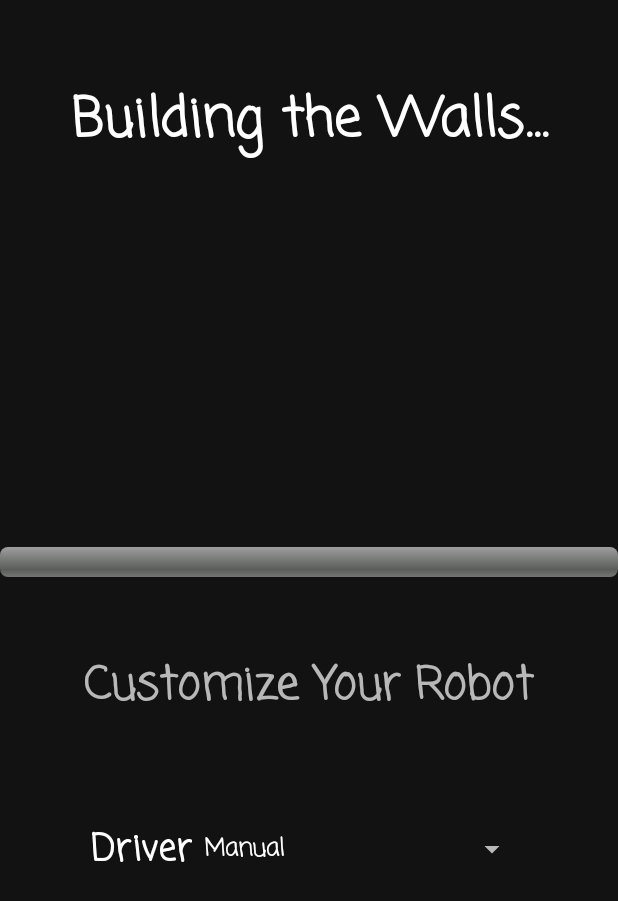
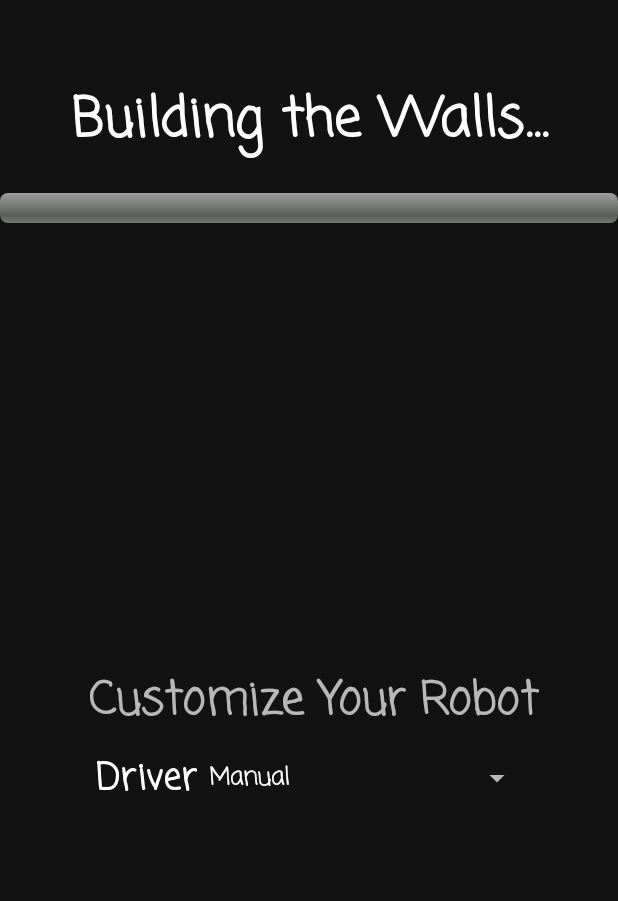
Before and after one commit to minkim2002/Maze-Game-Android, an Android app: the screen it shows after launch (GeneratingActivity), after a tap on "REVISIT", on a phone screen of 412 x 824 dp. Shown: the top 901 px of the screen. Run offline under Robolectric (Android 15) with nearby library versions, the phone set to English and light mode, and no system bars.

Commit message:
AMazeActivity fully implemented with comments for better readability

```diff
--- a/app/src/main/java/edu/wm/cs/cs301/MinKim/gui/AMazeActivity.java
+++ b/app/src/main/java/edu/wm/cs/cs301/MinKim/gui/AMazeActivity.java
@@ -1,10 +1,8 @@
-
 package edu.wm.cs.cs301.MinKim.gui;
 
 import android.app.Activity;
 import android.content.Intent;
 import android.os.Bundle;
-import android.os.StrictMode;
 import android.util.Log;
 import android.view.View;
 import android.widget.ArrayAdapter;
@@ -29,84 +27,90 @@ import edu.wm.cs.cs301.MinKim.R;
  * @author Min Kim
  * Class: AMazeActivity
  * Responsibilities: Serves as a main screen for the maze game, select a skill level, choose a builder,
- * choose whether there will be rooms or not, and connect other screens
+ * choose whether there will be rooms or not, and connect other activities
  * Collaborators: GeneratingActivity, PlayManuallyActivity, PlayAnimationActivity
  */
 public class AMazeActivity extends AppCompatActivity {
 
     /**
-     * Start the background animation, make the builder
-     * spinner with various builder options, set up the navigation buttons
+     * Create the builder spinner with various builder options,
+     * set up the navigating buttons which will generate the maze.
      * @param savedInstanceState a reference to the bundle object
      */
     @Override
     protected void onCreate(Bundle savedInstanceState) {
         super.onCreate(savedInstanceState);
-        StrictMode.setVmPolicy(new StrictMode.VmPolicy.Builder(StrictMode.getVmPolicy())
-                .detectLeakedClosableObjects()
-                .penaltyLog()
-                .build());
         setContentView(R.layout.title);
-        Log.v("Launching Maze App", "Passed");
+        Log.v("Launching Maze App", "Successful");
 
+        //Builder spinner with various builder options
         Spinner builder = findViewById(R.id.builderSpinner);
         ArrayAdapter<CharSequence> adapter = ArrayAdapter.createFromResource(this, R.array.builder, android.R.layout.simple_spinner_item);
         adapter.setDropDownViewResource(android.R.layout.simple_spinner_dropdown_item);
         builder.setAdapter(adapter);
-        Log.v("Launching Maze App", "Passed");
-        setUpNavigationButton((Button) findViewById(R.id.revisitButton));
-        setUpNavigationButton((Button) findViewById(R.id.exploreButton));
+        // Listeners for the buttons that will generate the maze
+        setGeneration((Button) findViewById(R.id.revisitButton));
+        setGeneration((Button) findViewById(R.id.exploreButton));
     }
 
-    public void setUpNavigationButton(Button navigationButton) {
-        Log.v("Launching Maze App", "yeah");
-        navigationButton.setOnClickListener(new View.OnClickListener(){
+    /**
+     * Configure the listeners for the buttons that will generate the maze
+     * @param button the button the listener resides in
+     */
+    public void setGeneration(Button button) {
+        button.setOnClickListener(new View.OnClickListener(){
             public void onClick(View view) {
-                Log.v("Launching Maze App", "Passed");
+                // receive the selected builder
                 Spinner builder = findViewById(R.id.builderSpinner);
                 String builderString = builder.getSelectedItem().toString();
-                Log.v("Launching Maze App", "Passed");
-                SeekBar skillLevel = findViewById(R.id.seekBar);
-                int lv = skillLevel.getProgress();
-
+                // receive the selected level
+                SeekBar difficultyLevel = findViewById(R.id.difficultySeekBar);
+                int lv = difficultyLevel.getProgress();
+                //receive the information about the presence of rooms
                 SwitchMaterial room = findViewById(R.id.roomSwitch);
                 boolean isRoom = room.isChecked();
 
-
+                //Generating intent with received information
                 Intent generation = new Intent(AMazeActivity.this, GeneratingActivity.class);
                 generation.putExtra("Builder", builderString);
-                generation.putExtra("SkillLevel", lv);
+                generation.putExtra("Difficulty Level", lv);
                 generation.putExtra("Room", isRoom);
 
+                //Toast as a notification about the new activity
                 Toast toast = Toast.makeText(AMazeActivity.this, "Generating maze", Toast.LENGTH_SHORT);
                 toast.show();
-                Log.v("Launching Maze App", "Passed");
                 startForResult.launch(generation);
             }
         });
     }
 
+    /**
+     * After the maze is generated, the generating activity returns the user inputted driver
+     * and robot if inputted. Then, the game starts based on the information received
+     * @param result returned information from the maze generation
+     */
     ActivityResultLauncher<Intent> startForResult = registerForActivityResult(new ActivityResultContracts.StartActivityForResult(), new ActivityResultCallback<ActivityResult>() {
         @Override
         public void onActivityResult(ActivityResult result) {
-
+            //check the code
             if (result.getResultCode() == Activity.RESULT_OK) {
                 Bundle maze = result.getData().getExtras();
-                Log.v("Launching Maze App", "Passed");
-
                 assert(maze != null) : "Error: maze configuration is not supposed to be null";
 
+                //Configure the driver and robot bases on the information received
                 String driverString = Objects.requireNonNull(maze.get("Driver")).toString();
                 String robotString = Objects.requireNonNull(maze.get("Robot")).toString();
                 Log.v("Driver Chosen", driverString);
                 Log.v("Robot Chosen", robotString);
 
+                //Game intent with given information
                 Intent game = new Intent(AMazeActivity.this,
                         (driverString.equals("Manual") ? PlayManuallyActivity.class : PlayAnimationActivity.class));
                 game.putExtra("Maze", "");
                 game.putExtra("Driver", driverString);
                 game.putExtra("Robot", robotString);
 
+                //Toast as a notification about the new activity
                 Toast toast = Toast.makeText(AMazeActivity.this, "Loading game", Toast.LENGTH_SHORT);
                 toast.show();
                 startActivity(game);
--- a/app/src/main/java/edu/wm/cs/cs301/MinKim/gui/GeneratingActivity.java
+++ b/app/src/main/java/edu/wm/cs/cs301/MinKim/gui/GeneratingActivity.java
@@ -43,14 +43,16 @@ public class GeneratingActivity extends AppCompatActivity implements Runnable {
         driver.setOnItemSelectedListener(new AdapterView.OnItemSelectedListener() {
             public void onItemSelected(AdapterView<?> parent, View view, int position, long id) {
                 LinearLayout robotLayout = findViewById(R.id.robotLayout);
-                if(!parent.getItemAtPosition(position).toString().equals("Wallfollower") &&
-                        !parent.getItemAtPosition(position).toString().equals("SmarterWallfollower") ) robotLayout.setVisibility(View.INVISIBLE);
+                if(!parent.getItemAtPosition(position).toString().equals("Wall Follower") &&
+                        !parent.getItemAtPosition(position).toString().equals("Wizard"))
+                    robotLayout.setVisibility(View.INVISIBLE);
                 else robotLayout.setVisibility(View.VISIBLE);
             }
             public void onNothingSelected(AdapterView<?> parent) {
                 LinearLayout robotLayout = findViewById(R.id.robotLayout);
-                if(!parent.getSelectedItem().toString().equals("Wallfollower") &&
-                        !parent.getSelectedItem().toString().equals("SmarterWallfollower") ) robotLayout.setVisibility(View.INVISIBLE);
+                if(!parent.getSelectedItem().toString().equals("Wall Follower") &&
+                        !parent.getSelectedItem().toString().equals("Wizard"))
+                    robotLayout.setVisibility(View.INVISIBLE);
                 else robotLayout.setVisibility(View.VISIBLE);
             }
         });
--- a/app/src/main/res/layout/generating.xml
+++ b/app/src/main/res/layout/generating.xml
@@ -30,19 +30,20 @@
         style="@android:style/Widget.ProgressBar.Horizontal"
         android:layout_width="match_parent"
         android:layout_height="wrap_content"
-        android:layout_marginTop="256dp"
+        android:layout_marginTop="20dp"
         app:layout_constraintTop_toBottomOf="@+id/generatingText"
-        tools:layout_editor_absoluteX="0dp" />
+        tools:layout_editor_absoluteX="-15dp" />
 
     <LinearLayout
         android:id="@+id/modeLayout"
         android:layout_width="wrap_content"
         android:layout_height="wrap_content"
-        android:layout_marginTop="50dp"
+        android:layout_marginTop="296dp"
+        android:gravity="center"
         android:orientation="vertical"
-        android:gravity="center"
+        app:layout_constraintEnd_toEndOf="parent"
+        app:layout_constraintHorizontal_bias="0.533"
         app:layout_constraintStart_toStartOf="parent"
-        app:layout_constraintEnd_toEndOf="parent"
         app:layout_constraintTop_toBottomOf="@+id/progressBar">
 
         <TextView
@@ -50,17 +51,45 @@
             android:layout_height="wrap_content"
             android:text="@string/modeText"
             android:textSize="30sp" />
+
+        <LinearLayout
+            android:id="@+id/driverLayout"
+            android:layout_width="wrap_content"
+            android:layout_height="wrap_content"
+            android:layout_marginVertical="10dp"
+            android:layout_marginStart="5dp"
+            android:layout_marginLeft="5dp"
+            android:layout_marginEnd="5dp"
+            android:layout_marginRight="5dp"
+            android:gravity="center"
+            android:orientation="horizontal"
+            app:layout_constraintTop_toBottomOf="@+id/progressBar">
+
+            <TextView
+                android:id="@+id/driverText"
+                android:layout_width="wrap_content"
+                android:layout_height="wrap_content"
+                android:text="@string/driverText"
+                android:textColor="@color/colorPrimary"
+                android:textSize="24sp" />
+
+            <Spinner
+                android:id="@+id/driverSpinner"
+                android:layout_width="wrap_content"
+                android:layout_height="wrap_content" />
+        </LinearLayout>
+
         <LinearLayout
             android:id="@+id/robotLayout"
             android:layout_width="wrap_content"
             android:layout_height="wrap_content"
+            android:layout_marginVertical="10dp"
             android:layout_marginStart="5dp"
             android:layout_marginLeft="5dp"
             android:layout_marginEnd="5dp"
             android:layout_marginRight="5dp"
-            android:layout_marginVertical="10dp"
+            android:gravity="center"
             android:orientation="horizontal"
-            android:gravity="center"
             android:visibility="invisible"
             app:layout_constraintTop_toBottomOf="@+id/progressBar">
 
@@ -74,33 +103,6 @@
 
             <Spinner
                 android:id="@+id/robotSpinner"
-                android:layout_width="wrap_content"
-                android:layout_height="wrap_content" />
-        </LinearLayout>
-
-        <LinearLayout
-            android:id="@+id/driverLayout"
-            android:layout_width="wrap_content"
-            android:layout_height="wrap_content"
-            android:layout_marginStart="5dp"
-            android:layout_marginLeft="5dp"
-            android:layout_marginEnd="5dp"
-            android:layout_marginRight="5dp"
-            android:layout_marginVertical="10dp"
-            android:orientation="horizontal"
-            android:gravity="center"
-            app:layout_constraintTop_toBottomOf="@+id/progressBar">
-
-            <TextView
-                android:id="@+id/driverText"
-                android:layout_width="wrap_content"
-                android:layout_height="wrap_content"
-                android:text="@string/driverText"
-                android:textColor="@color/colorPrimary"
-                android:textSize="24sp" />
-
-            <Spinner
-                android:id="@+id/driverSpinner"
                 android:layout_width="wrap_content"
                 android:layout_height="wrap_content" />
         </LinearLayout>
--- a/app/src/main/res/values/strings.xml
+++ b/app/src/main/res/values/strings.xml
@@ -1,3 +1,4 @@
+<?xml version="1.0" encoding="utf-8"?>
 <resources>
     <string name="appName">A Maze By Min Kim</string>
     <string name="greetingText">Welcome to the maze</string>
@@ -29,7 +30,7 @@
     <string name="showMapText">Show Map</string>
     <string name="showWallsText">Show All Walls</string>
     <string name="showCorrectPathText">Show the Correct Path</string>
-    <string name="skillLevelText">Difficulty</string>
+    <string name="difficultyText">Difficulty</string>
     <string name="shortestPathText">Shortest Path: %1$d</string>
 
     <string name="menuText">||</string>
```
Also changed, not shown: app/src/main/res/layout/title.xml (+7 -7 lines).
